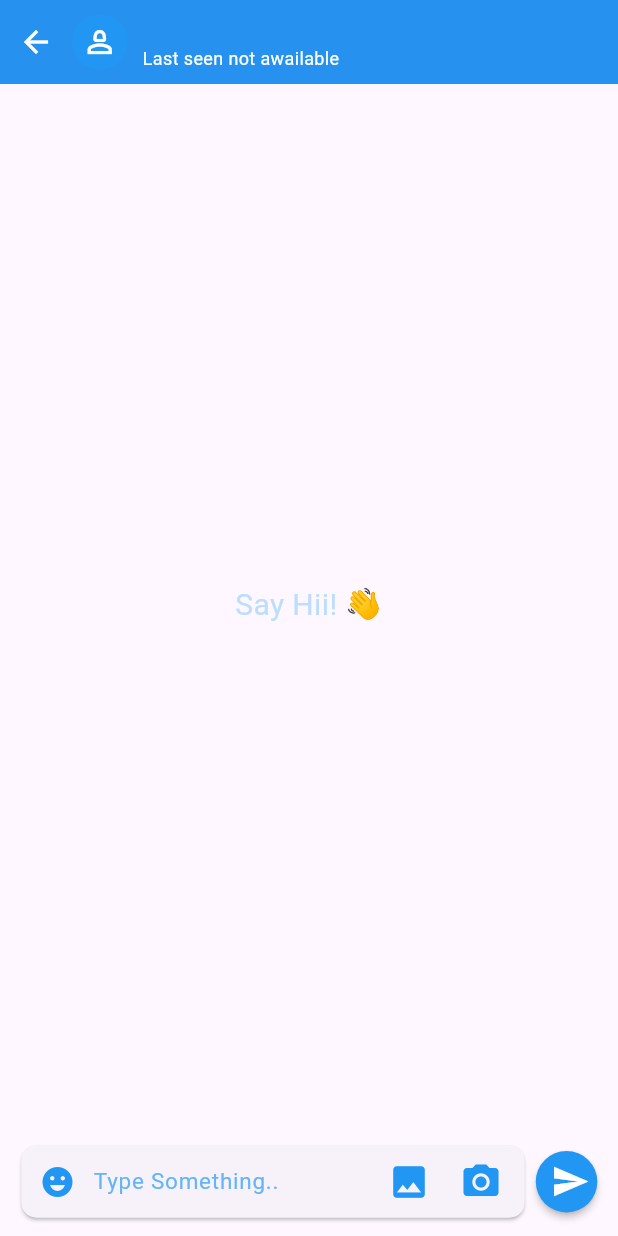
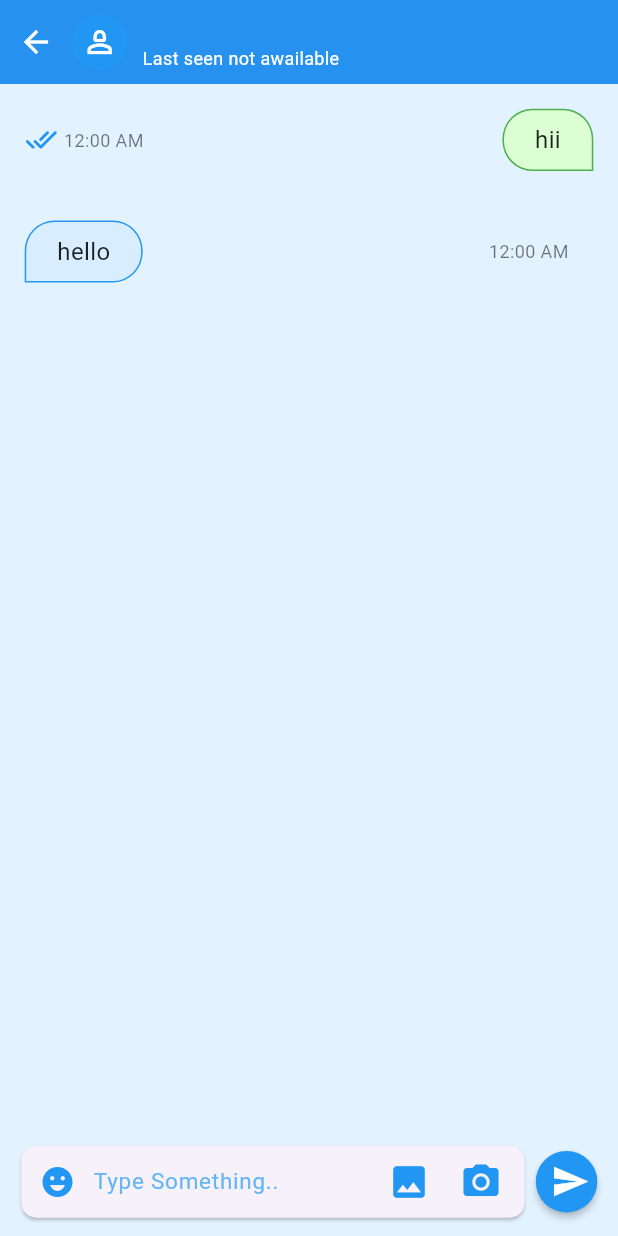
Before and after one commit to m-adii/Chatting_App, a Flutter app: the ChatScreen screen opened directly with empty values, on a phone screen of 412 x 824 dp. Run offline on Flutter 3.47's test engine with Material 3 defaults, Android fonts, the phone set to English and light mode, and no system bars; drawn by our look-alikes of cached_network_image; our stand-ins replace cloud_firestore, firebase_auth, firebase_core, google_sign_in, image_picker; accounts and stored records are empty; network calls fail.

Commit message:
UI created for messages

```diff
--- a/lib/api/apis.dart
+++ b/lib/api/apis.dart
@@ -63,4 +63,11 @@ class Apis {
       'about ':me.about
     });
   }
+  //chat screen related apis
+  //for getting all messages of a spesific conversation from firestore database
+  static Stream<QuerySnapshot<Map<String, dynamic>>> getAllMessages(){
+    return firestore
+    .collection('messages')
+    .snapshots();
+  }
 }
--- /dev/null
+++ b/lib/models/message.dart
@@ -0,0 +1,37 @@
+class Message {
+  Message({
+    required this.toId,
+    required this.msg,
+    required this.read,
+    required this.type,
+    required this.fromId,
+    required this.sent,
+  });
+  late final String toId;
+  late final String msg;
+  late final String read;
+  late final Type type;
+  late final String fromId;
+  late final String sent;
+
+  Message.fromJson(Map<String, dynamic> json){
+    toId = json['toId'].toString();
+    msg = json['msg'].toString();
+    read = json['read'].toString();
+    type = json['type'].toString() == Type.image.name? Type.image:Type.text;
+    fromId = json['fromId'].toString();
+    sent = json['sent'].toString();
+  }
+
+  Map<String, dynamic> toJson() {
+    final data = <String, dynamic>{};
+    data['toId'] = toId;
+    data['msg'] = msg;
+    data['read'] = read;
+    data['type'] = type.name;
+    data['fromId'] = fromId;
+    data['sent'] = sent;
+    return data;
+  }
+}
+enum Type{text,image}
--- a/lib/screens/chat_screen.dart
+++ b/lib/screens/chat_screen.dart
@@ -1,5 +1,8 @@
 import 'package:cached_network_image/cached_network_image.dart';
+import 'package:chattingapp/api/apis.dart';
 import 'package:chattingapp/models/chat_user.dart';
+import 'package:chattingapp/models/message.dart';
+import 'package:chattingapp/widgets/message_card.dart';
 import 'package:flutter/material.dart';
 
 import '../main.dart';
@@ -13,6 +16,7 @@ class ChatScreen extends StatefulWidget {
 }
 
 class _ChatScreenState extends State<ChatScreen> {
+  List<Message> _list = [];
   @override
   Widget build(BuildContext context) {
     return SafeArea(
@@ -21,6 +25,7 @@ class _ChatScreenState extends State<ChatScreen> {
           automaticallyImplyLeading: false,
           flexibleSpace: _appBar(),
         ),
+        backgroundColor: const Color.fromARGB(255, 227, 242, 255),
         body: Column(
           children: [
 
@@ -80,13 +85,15 @@ class _ChatScreenState extends State<ChatScreen> {
 
               //   final data = snapshot.data?.docs;
               //  _list=data?.map((e)=>ChatUser.fromJson(e.data())).toList() ?? [];
-              final _list= [];
+              _list.clear();
+               _list.add(Message(toId: 'xyz', msg: 'hii', read: '12:00 AM', type: Type.text, fromId: Apis.user.uid, sent: ''));
+               _list.add(Message(toId: Apis.user.uid, msg: 'hello', read: '', type: Type.text, fromId: 'xyz', sent: '12:00 AM'));
                if(_list.isNotEmpty){
                 return ListView.builder(
               itemCount:_list.length,
               physics: ClampingScrollPhysics(),
               itemBuilder: (context,index){
-              return Text("Message: ${_list[index]}");
+              return MessageCard(message: _list[index],);
              }
              );
                }else{
--- /dev/null
+++ b/lib/widgets/message_card.dart
@@ -0,0 +1,81 @@
+import 'package:chattingapp/api/apis.dart';
+import 'package:chattingapp/main.dart';
+import 'package:chattingapp/models/message.dart';
+import 'package:flutter/material.dart';
+
+class MessageCard extends StatefulWidget {
+  const MessageCard({super.key, required this.message,});
+  final Message message;
+  @override
+  State<MessageCard> createState() => _MessageCardState();
+}
+
+class _MessageCardState extends State<MessageCard> {
+  @override
+  Widget build(BuildContext context) {
+    return Apis.user.uid == widget.message.fromId ? _greenMessage():_blueMessage();
+  }
+  //sender messages
+  Widget _blueMessage(){
+    return Row(
+      mainAxisAlignment: MainAxisAlignment.spaceBetween,
+      children: [
+
+        Flexible(
+          child: Container(
+           padding: EdgeInsets.symmetric(horizontal: mq.width *.05,vertical: mq.width * .02),
+           margin: EdgeInsets.all(mq.height * .02),
+           decoration: BoxDecoration(
+            color: const Color.fromARGB(255, 216, 238, 255),
+            border: Border.all(color: Colors.blue),
+            borderRadius: BorderRadius.only(
+              topLeft: Radius.circular(20),
+              topRight: Radius.circular(20),
+              bottomRight: Radius.circular(20)
+              )
+           ),
+            child: Text(widget.message.msg,style: TextStyle(color: Colors.black87,fontSize: 16),),
+          ),
+        ),
+        Padding(
+          padding: EdgeInsets.only(right: mq.width * .08),
+          child: Text(widget.message.sent,style: TextStyle(color: Colors.black54,fontSize: 12),),
+        ),
+      ],
+    );
+  }
+  //user messages
+  Widget _greenMessage(){
+    return Row(
+      mainAxisAlignment: MainAxisAlignment.spaceBetween,
+      children: [
+
+
+        Row(
+          children: [
+            SizedBox(width: mq.width * .04),
+            Icon(Icons.done_all_rounded,color: Colors.blue,size: 22,),
+            SizedBox(width: mq.width * .01),
+            Text(widget.message.read,style: TextStyle(color: Colors.black54,fontSize: 12),),
+          ],
+        ),
+        Flexible(
+          child: Container(
+           padding: EdgeInsets.symmetric(horizontal: mq.width *.05,vertical: mq.width * .02),
+           margin: EdgeInsets.all(mq.height * .02),
+           decoration: BoxDecoration(
+            color: const Color.fromARGB(255, 219, 255, 210),
+            border: Border.all(color: Colors.green),
+            borderRadius: BorderRadius.only(
+              topLeft: Radius.circular(20),
+              topRight: Radius.circular(20),
+              bottomLeft: Radius.circular(20)
+              )
+           ),
+            child: Text(widget.message.msg,style: TextStyle(color: Colors.black87,fontSize: 16),),
+          ),
+        ),
+      ],
+    );
+  }
+}
```
